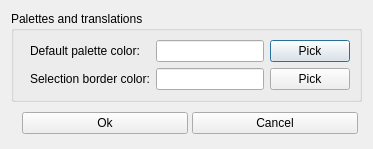
pionere/d1-graphics-tool, file source/settingsdialog.ui: the form before one commit.
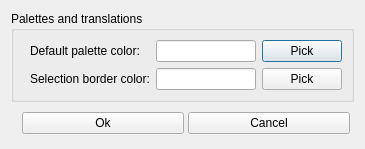
The form after the commit.

The edit to the form file:
```diff
--- a/source/settingsdialog.ui
+++ b/source/settingsdialog.ui
@@ -36,11 +36,23 @@
       </item>
       <item row="0" column="2">
        <widget class="QLineEdit" name="defaultPaletteColorLineEdit">
-        <property name="sizePolicy">
-         <sizepolicy hsizetype="Minimum" vsizetype="Fixed">
-          <horstretch>0</horstretch>
-          <verstretch>0</verstretch>
-         </sizepolicy>
+        <property name="minimumSize">
+         <size>
+          <width>100</width>
+          <height>0</height>
+         </size>
+        </property>
+        <property name="maximumSize">
+         <size>
+          <width>100</width>
+          <height>16777215</height>
+         </size>
+        </property>
+        <property name="maxLength">
+         <number>7</number>
+        </property>
+        <property name="alignment">
+         <set>Qt::AlignCenter</set>
         </property>
        </widget>
       </item>
@@ -67,11 +79,23 @@
       </item>
       <item row="1" column="2">
        <widget class="QLineEdit" name="paletteSelectionBorderColorLineEdit">
-        <property name="sizePolicy">
-         <sizepolicy hsizetype="Minimum" vsizetype="Fixed">
-          <horstretch>0</horstretch>
-          <verstretch>0</verstretch>
-         </sizepolicy>
+        <property name="minimumSize">
+         <size>
+          <width>100</width>
+          <height>0</height>
+         </size>
+        </property>
+        <property name="maximumSize">
+         <size>
+          <width>100</width>
+          <height>16777215</height>
+         </size>
+        </property>
+        <property name="maxLength">
+         <number>7</number>
+        </property>
+        <property name="alignment">
+         <set>Qt::AlignCenter</set>
         </property>
        </widget>
       </item>
```
